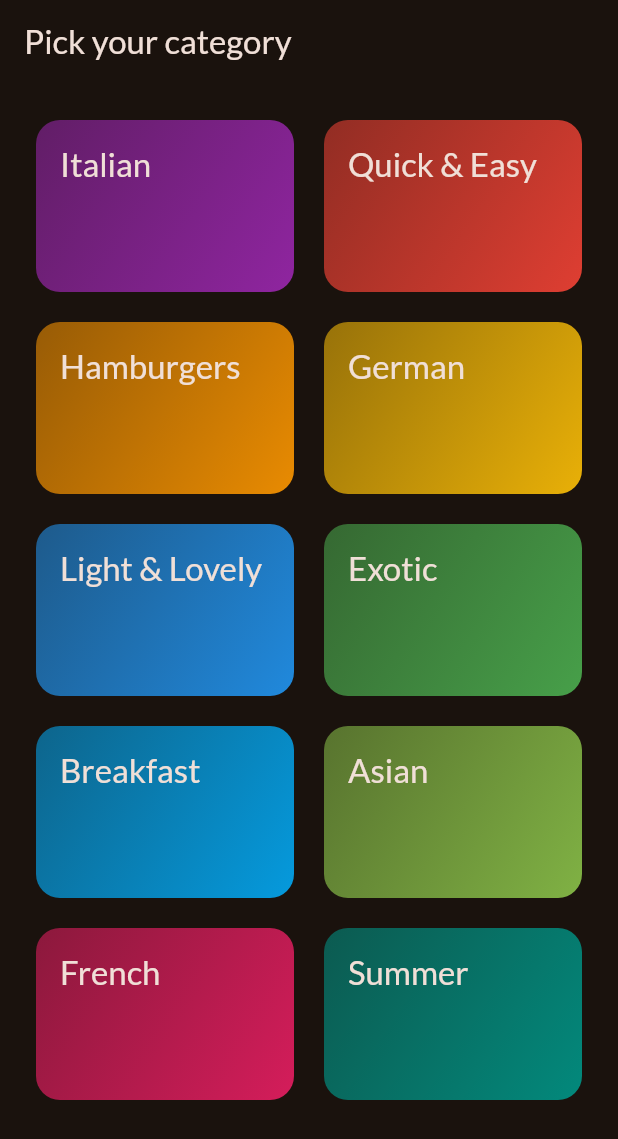
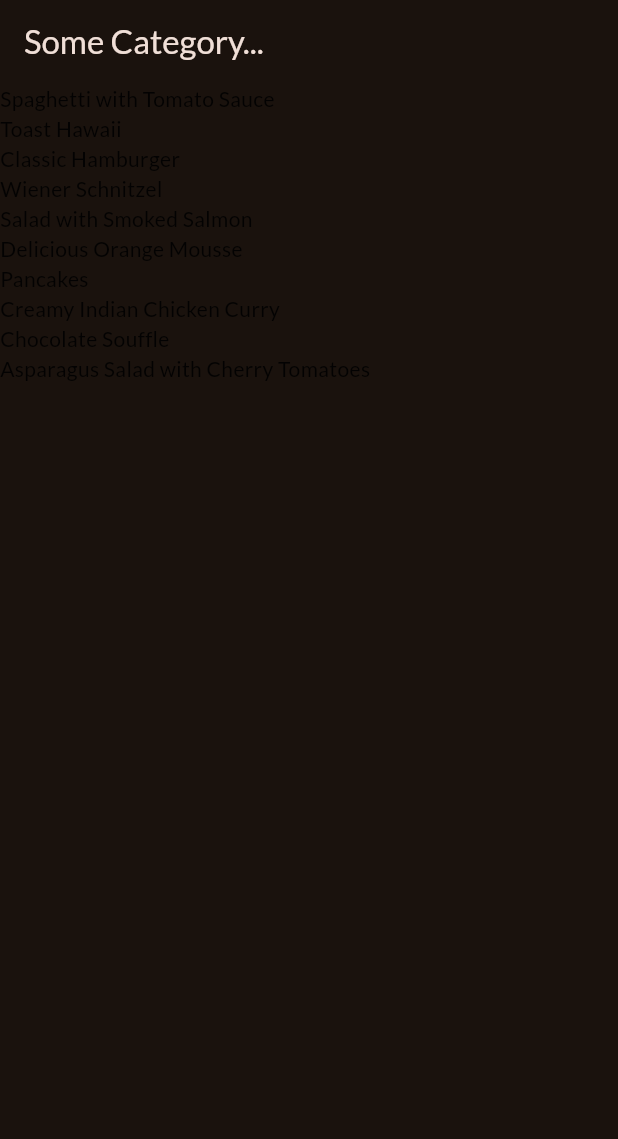
Before and after one commit to Tsenda-Djessy-Flavien/Meals, a Flutter app: the screen it shows after launch, on a phone screen of 412 x 824 dp. Shown: the top 1139 px of the screen. Run offline on Flutter 3.47's test engine with Material 2 defaults, Android fonts, the phone set to English and light mode, and no system bars; our stand-ins replace google_fonts.

Commit message:
Chargement des données de repas dans un écran

```diff
--- a/lib/app/app.dart
+++ b/lib/app/app.dart
@@ -1,6 +1,8 @@
 import 'package:flutter/material.dart';
 import 'package:meals_app/configs/congifs.dart';
+import 'package:meals_app/data/dataSources/local/dummy_data.dart';
 import 'package:meals_app/presentation/pages/categories_screen.dart';
+import 'package:meals_app/presentation/pages/meals_screen.dart';
 import 'package:meals_app/utils/constants.dart';
 
 class App extends StatelessWidget {
@@ -12,7 +14,8 @@ class App extends StatelessWidget {
       debugShowCheckedModeBanner: false,
       title: APP_NAME,
       theme: theme,
-      home: const CategoriesScreen(),
+      home: MealsScreen(title: 'Some Category...', meals: dummyMeals),
+      // home: const CategoriesScreen(),
     );
   }
 }
--- a/lib/data/dataSources/local/dummy_data.dart
+++ b/lib/data/dataSources/local/dummy_data.dart
@@ -1,5 +1,6 @@
 import 'package:flutter/material.dart';
 import 'package:meals_app/domain/models/category_model.dart';
+import 'package:meals_app/domain/models/meals_model.dart';
 
 List<CategoryModel> availableCategories = [
   CategoryModel(
@@ -53,3 +54,354 @@ List<CategoryModel> availableCategories = [
     color: Colors.teal,
   ),
 ];
+
+List<MealsModel> dummyMeals = [
+  const MealsModel(
+    id: 'm1',
+    categories: [
+      'c1',
+      'c2',
+    ],
+    title: 'Spaghetti with Tomato Sauce',
+    affordability: Affordability.affordable,
+    complexity: Complexity.simple,
+    imageUrl:
+        'https://upload.wikimedia.org/wikipedia/commons/thumb/2/20/Spaghetti_Bolognese_mit_Parmesan_oder_Grana_Padano.jpg/800px-Spaghetti_Bolognese_mit_Parmesan_oder_Grana_Padano.jpg',
+    duration: 20,
+    ingredients: [
+      '4 Tomatoes',
+      '1 Tablespoon of Olive Oil',
+      '1 Onion',
+      '250g Spaghetti',
+      'Spices',
+      'Cheese (optional)'
+    ],
+    steps: [
+      'Cut the tomatoes and the onion into small pieces.',
+      'Boil some water - add salt to it once it boils.',
+      'Put the spaghetti into the boiling water - they should be done in about 10 to 12 minutes.',
+      'In the meantime, heaten up some olive oil and add the cut onion.',
+      'After 2 minutes, add the tomato pieces, salt, pepper and your other spices.',
+      'The sauce will be done once the spaghetti are.',
+      'Feel free to add some cheese on top of the finished dish.'
+    ],
+    isGlutenFree: false,
+    isVegan: true,
+    isVegetarian: true,
+    isLactoseFree: true,
+  ),
+  const MealsModel(
+    id: 'm2',
+    categories: [
+      'c2',
+    ],
+    title: 'Toast Hawaii',
+    affordability: Affordability.affordable,
+    complexity: Complexity.simple,
+    imageUrl:
+        'https://cdn.pixabay.com/photo/2018/07/11/21/51/toast-3532016_1280.jpg',
+    duration: 10,
+    ingredients: [
+      '1 Slice White Bread',
+      '1 Slice Ham',
+      '1 Slice Pineapple',
+      '1-2 Slices of Cheese',
+      'Butter'
+    ],
+    steps: [
+      'Butter one side of the white bread',
+      'Layer ham, the pineapple and cheese on the white bread',
+      'Bake the toast for round about 10 minutes in the oven at 200°C'
+    ],
+    isGlutenFree: false,
+    isVegan: false,
+    isVegetarian: false,
+    isLactoseFree: false,
+  ),
+  const MealsModel(
+    id: 'm3',
+    categories: [
+      'c2',
+      'c3',
+    ],
+    title: 'Classic Hamburger',
+    affordability: Affordability.pricey,
+    complexity: Complexity.simple,
+    imageUrl:
+        'https://cdn.pixabay.com/photo/2014/10/23/18/05/burger-500054_1280.jpg',
+    duration: 45,
+    ingredients: [
+      '300g Cattle Hack',
+      '1 Tomato',
+      '1 Cucumber',
+      '1 Onion',
+      'Ketchup',
+      '2 Burger Buns'
+    ],
+    steps: [
+      'Form 2 patties',
+      'Fry the patties for c. 4 minutes on each side',
+      'Quickly fry the buns for c. 1 minute on each side',
+      'Bruch buns with ketchup',
+      'Serve burger with tomato, cucumber and onion'
+    ],
+    isGlutenFree: false,
+    isVegan: false,
+    isVegetarian: false,
+    isLactoseFree: true,
+  ),
+  const MealsModel(
+    id: 'm4',
+    categories: [
+      'c4',
+    ],
+    title: 'Wiener Schnitzel',
+    affordability: Affordability.luxurious,
+    complexity: Complexity.challenging,
+    imageUrl:
+        'https://cdn.pixabay.com/photo/2018/03/31/19/29/schnitzel-3279045_1280.jpg',
+    duration: 60,
+    ingredients: [
+      '8 Veal Cutlets',
+      '4 Eggs',
+      '200g Bread Crumbs',
+      '100g Flour',
+      '300ml Butter',
+      '100g Vegetable Oil',
+      'Salt',
+      'Lemon Slices'
+    ],
+    steps: [
+      'Tenderize the veal to about 2–4mm, and salt on both sides.',
+      'On a flat plate, stir the eggs briefly with a fork.',
+      'Lightly coat the cutlets in flour then dip into the egg, and finally, coat in breadcrumbs.',
+      'Heat the butter and oil in a large pan (allow the fat to get very hot) and fry the schnitzels until golden brown on both sides.',
+      'Make sure to toss the pan regularly so that the schnitzels are surrounded by oil and the crumbing becomes ‘fluffy’.',
+      'Remove, and drain on kitchen paper. Fry the parsley in the remaining oil and drain.',
+      'Place the schnitzels on awarmed plate and serve garnishedwith parsley and slices of lemon.'
+    ],
+    isGlutenFree: false,
+    isVegan: false,
+    isVegetarian: false,
+    isLactoseFree: false,
+  ),
+  const MealsModel(
+    id: 'm5',
+    categories: [
+      'c2'
+          'c5',
+      'c10',
+    ],
+    title: 'Salad with Smoked Salmon',
+    affordability: Affordability.luxurious,
+    complexity: Complexity.simple,
+    imageUrl:
+        'https://cdn.pixabay.com/photo/2016/10/25/13/29/smoked-salmon-salad-1768890_1280.jpg',
+    duration: 15,
+    ingredients: [
+      'Arugula',
+      'Lamb\'s Lettuce',
+      'Parsley',
+      'Fennel',
+      '200g Smoked Salmon',
+      'Mustard',
+      'Balsamic Vinegar',
+      'Olive Oil',
+      'Salt and Pepper'
+    ],
+    steps: [
+      'Wash and cut salad and herbs',
+      'Dice the salmon',
+      'Process mustard, vinegar and olive oil into a dessing',
+      'Prepare the salad',
+      'Add salmon cubes and dressing'
+    ],
+    isGlutenFree: true,
+    isVegan: false,
+    isVegetarian: true,
+    isLactoseFree: true,
+  ),
+  const MealsModel(
+    id: 'm6',
+    categories: [
+      'c6',
+      'c10',
+    ],
+    title: 'Delicious Orange Mousse',
+    affordability: Affordability.affordable,
+    complexity: Complexity.hard,
+    imageUrl:
+        'https://cdn.pixabay.com/photo/2017/05/01/05/18/pastry-2274750_1280.jpg',
+    duration: 240,
+    ingredients: [
+      '4 Sheets of Gelatine',
+      '150ml Orange Juice',
+      '80g Sugar',
+      '300g Yoghurt',
+      '200g Cream',
+      'Orange Peel',
+    ],
+    steps: [
+      'Dissolve gelatine in pot',
+      'Add orange juice and sugar',
+      'Take pot off the stove',
+      'Add 2 tablespoons of yoghurt',
+      'Stir gelatin under remaining yoghurt',
+      'Cool everything down in the refrigerator',
+      'Whip the cream and lift it under die orange mass',
+      'Cool down again for at least 4 hours',
+      'Serve with orange peel',
+    ],
+    isGlutenFree: true,
+    isVegan: false,
+    isVegetarian: true,
+    isLactoseFree: false,
+  ),
+  const MealsModel(
+    id: 'm7',
+    categories: [
+      'c7',
+    ],
+    title: 'Pancakes',
+    affordability: Affordability.affordable,
+    complexity: Complexity.simple,
+    imageUrl:
+        'https://cdn.pixabay.com/photo/2018/07/10/21/23/pancake-3529653_1280.jpg',
+    duration: 20,
+    ingredients: [
+      '1 1/2 Cups all-purpose Flour',
+      '3 1/2 Teaspoons Baking Powder',
+      '1 Teaspoon Salt',
+      '1 Tablespoon White Sugar',
+      '1 1/4 cups Milk',
+      '1 Egg',
+      '3 Tablespoons Butter, melted',
+    ],
+    steps: [
+      'In a large bowl, sift together the flour, baking powder, salt and sugar.',
+      'Make a well in the center and pour in the milk, egg and melted butter; mix until smooth.',
+      'Heat a lightly oiled griddle or frying pan over medium high heat.',
+      'Pour or scoop the batter onto the griddle, using approximately 1/4 cup for each pancake. Brown on both sides and serve hot.'
+    ],
+    isGlutenFree: true,
+    isVegan: false,
+    isVegetarian: true,
+    isLactoseFree: false,
+  ),
+  const MealsModel(
+    id: 'm8',
+    categories: [
+      'c8',
+    ],
+    title: 'Creamy Indian Chicken Curry',
+    affordability: Affordability.pricey,
+    complexity: Complexity.challenging,
+    imageUrl:
+        'https://cdn.pixabay.com/photo/2018/06/18/16/05/indian-food-3482749_1280.jpg',
+    duration: 35,
+    ingredients: [
+      '4 Chicken Breasts',
+      '1 Onion',
+      '2 Cloves of Garlic',
+      '1 Piece of Ginger',
+      '4 Tablespoons Almonds',
+      '1 Teaspoon Cayenne Pepper',
+      '500ml Coconut Milk',
+    ],
+    steps: [
+      'Slice and fry the chicken breast',
+      'Process onion, garlic and ginger into paste and sauté everything',
+      'Add spices and stir fry',
+      'Add chicken breast + 250ml of water and cook everything for 10 minutes',
+      'Add coconut milk',
+      'Serve with rice'
+    ],
+    isGlutenFree: true,
+    isVegan: false,
+    isVegetarian: false,
+    isLactoseFree: true,
+  ),
+  const MealsModel(
+    id: 'm9',
+    categories: [
+      'c9',
+    ],
+    title: 'Chocolate Souffle',
+    affordability: Affordability.affordable,
+    complexity: Complexity.hard,
+    imageUrl:
+        'https://cdn.pixabay.com/photo/2014/08/07/21/07/souffle-412785_1280.jpg',
+    duration: 45,
+    ingredients: [
+      '1 Teaspoon melted Butter',
+      '2 Tablespoons white Sugar',
+      '2 Ounces 70% dark Chocolate, broken into pieces',
+      '1 Tablespoon Butter',
+      '1 Tablespoon all-purpose Flour',
+      '4 1/3 tablespoons cold Milk',
+      '1 Pinch Salt',
+      '1 Pinch Cayenne Pepper',
+      '1 Large Egg Yolk',
+      '2 Large Egg Whites',
+      '1 Pinch Cream of Tartar',
+      '1 Tablespoon white Sugar',
+    ],
+    steps: [
+      'Preheat oven to 190°C. Line a rimmed baking sheet with parchment paper.',
+      'Brush bottom and sides of 2 ramekins lightly with 1 teaspoon melted butter; cover bottom and sides right up to the rim.',
+      'Add 1 tablespoon white sugar to ramekins. Rotate ramekins until sugar coats all surfaces.',
+      'Place chocolate pieces in a metal mixing bowl.',
+      'Place bowl over a pan of about 3 cups hot water over low heat.',
+      'Melt 1 tablespoon butter in a skillet over medium heat. Sprinkle in flour. Whisk until flour is incorporated into butter and mixture thickens.',
+      'Whisk in cold milk until mixture becomes smooth and thickens. Transfer mixture to bowl with melted chocolate.',
+      'Add salt and cayenne pepper. Mix together thoroughly. Add egg yolk and mix to combine.',
+      'Leave bowl above the hot (not simmering) water to keep chocolate warm while you whip the egg whites.',
+      'Place 2 egg whites in a mixing bowl; add cream of tartar. Whisk until mixture begins to thicken and a drizzle from the whisk stays on the surface about 1 second before disappearing into the mix.',
+      'Add 1/3 of sugar and whisk in. Whisk in a bit more sugar about 15 seconds.',
+      'whisk in the rest of the sugar. Continue whisking until mixture is about as thick as shaving cream and holds soft peaks, 3 to 5 minutes.',
+      'Transfer a little less than half of egg whites to chocolate.',
+      'Mix until egg whites are thoroughly incorporated into the chocolate.',
+      'Add the rest of the egg whites; gently fold into the chocolate with a spatula, lifting from the bottom and folding over.',
+      'Stop mixing after the egg white disappears. Divide mixture between 2 prepared ramekins. Place ramekins on prepared baking sheet.',
+      'Bake in preheated oven until scuffles are puffed and have risen above the top of the rims, 12 to 15 minutes.',
+    ],
+    isGlutenFree: true,
+    isVegan: false,
+    isVegetarian: true,
+    isLactoseFree: false,
+  ),
+  const MealsModel(
+    id: 'm10',
+    categories: [
+      'c2',
+      'c5',
+      'c10',
+    ],
+    title: 'Asparagus Salad with Cherry Tomatoes',
+    affordability: Affordability.luxurious,
+    complexity: Complexity.simple,
+    imageUrl:
+        'https://cdn.pixabay.com/photo/2018/04/09/18/26/asparagus-3304997_1280.jpg',
+    duration: 30,
+    ingredients: [
+      'White and Green Asparagus',
+      '30g Pine Nuts',
+      '300g Cherry Tomatoes',
+      'Salad',
+      'Salt, Pepper and Olive Oil'
+    ],
+    steps: [
+      'Wash, peel and cut the asparagus',
+      'Cook in salted water',
+      'Salt and pepper the asparagus',
+      'Roast the pine nuts',
+      'Halve the tomatoes',
+      'Mix with asparagus, salad and dressing',
+      'Serve with Baguette'
+    ],
+    isGlutenFree: true,
+    isVegan: true,
+    isVegetarian: true,
+    isLactoseFree: true,
+  )
+];
--- /dev/null
+++ b/lib/domain/models/meals_model.dart
@@ -0,0 +1,35 @@
+class MealsModel {
+  const MealsModel({
+    required this.id,
+    required this.categories,
+    required this.title,
+    required this.imageUrl,
+    required this.ingredients,
+    required this.steps,
+    required this.duration,
+    required this.complexity,
+    required this.affordability,
+    required this.isGlutenFree,
+    required this.isLactoseFree,
+    required this.isVegan,
+    required this.isVegetarian,
+  });
+
+  final String id;
+  final List<String> categories;
+  final String title;
+  final String imageUrl;
+  final List<String> ingredients;
+  final List<String> steps;
+  final int duration;
+  final Complexity complexity;
+  final Affordability affordability;
+  final bool isGlutenFree;
+  final bool isLactoseFree;
+  final bool isVegan;
+  final bool isVegetarian;
+}
+
+enum Complexity { simple, challenging, hard }
+
+enum Affordability { affordable, pricey, luxurious }
--- /dev/null
+++ b/lib/presentation/pages/meals_screen.dart
@@ -0,0 +1,48 @@
+import 'package:flutter/material.dart';
+import 'package:meals_app/domain/models/meals_model.dart';
+import 'package:meals_app/utils/constants.dart';
+
+class MealsScreen extends StatelessWidget {
+  const MealsScreen({super.key, required this.title, required this.meals});
+
+  final String title;
+  final List<MealsModel> meals;
+
+  @override
+  Widget build(BuildContext context) {
+    Widget contentMeals = Center(
+      child: Column(
+        mainAxisSize: MainAxisSize.min,
+        children: [
+          Text(
+            NOTHING_FOUND,
+            style: Theme.of(context)
+                .textTheme
+                .headlineLarge!
+                .copyWith(color: Theme.of(context).colorScheme.onBackground),
+          ),
+          const SizedBox(height: 16),
+          Text(
+            CHOOSE_CATEGORY,
+            style: Theme.of(context)
+                .textTheme
+                .bodyLarge!
+                .copyWith(color: Theme.of(context).colorScheme.onBackground),
+          ),
+        ],
+      ),
+    );
+
+    if (meals.isNotEmpty) {
+      contentMeals = ListView.builder(
+        itemCount: meals.length,
+        itemBuilder: (context, index) => Text(meals[index].title),
+      );
+    }
+
+    return Scaffold(
+      appBar: AppBar(title: Text(title)),
+      body: contentMeals,
+    );
+  }
+}
--- a/lib/utils/constants.dart
+++ b/lib/utils/constants.dart
@@ -3,3 +3,7 @@
 const APP_NAME = 'Meals APP';
 
 const APP_BAR_TITLE = 'Pick your category';
+
+const NOTHING_FOUND = 'Uh oh... nothing here!';
+
+const CHOOSE_CATEGORY = 'Try selecting a different category!';
```
